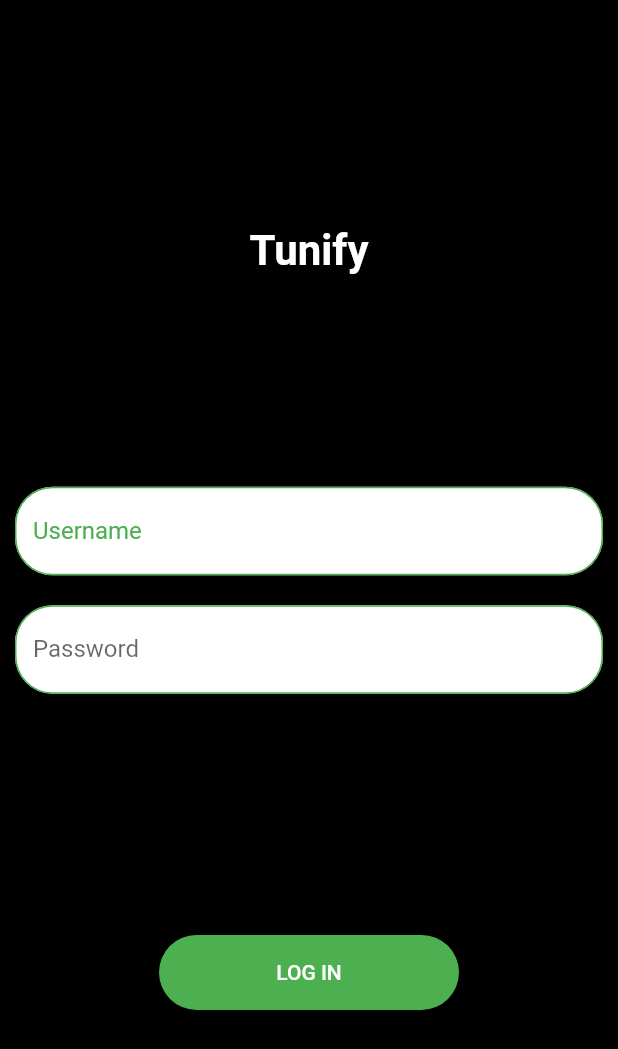
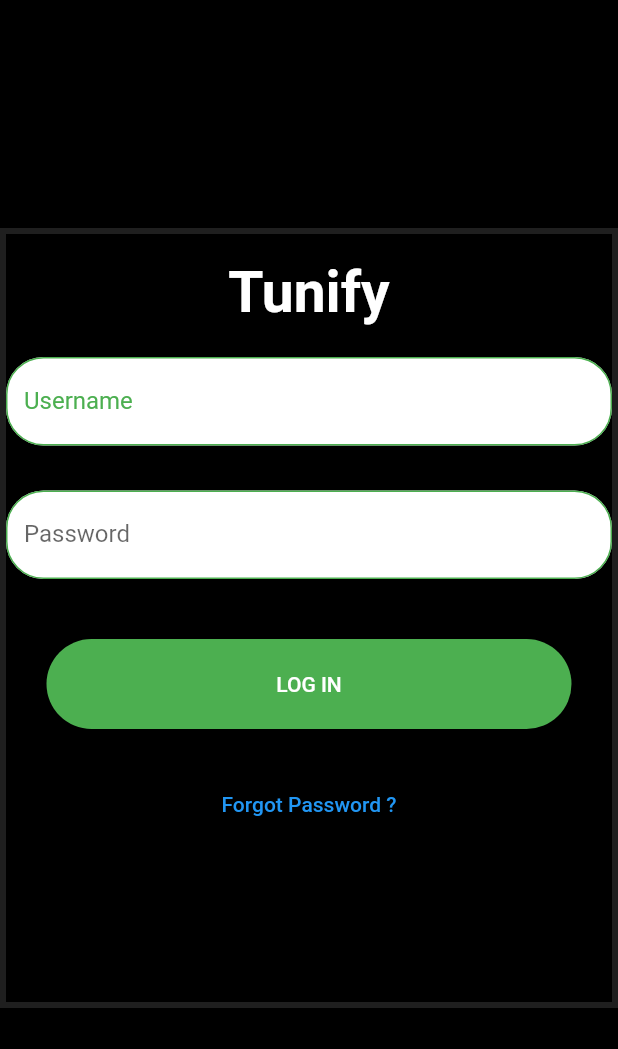
Before and after one commit to Asrat77/tunify, a Flutter app: the screen it shows after launch, on a phone screen of 412 x 824 dp. Shown: the top 1049 px of the screen. Run offline on Flutter 3.47's test engine with Material 2 defaults, Android fonts, the phone set to English and light mode, and no system bars.

Commit message:
update the login screen

```diff
--- a/tunify/lib/ui/screens/login_screen.dart
+++ b/tunify/lib/ui/screens/login_screen.dart
@@ -48,22 +48,18 @@
 
 //                     TextField(
 
-
 //                       decoration: InputDecoration(hintText: "hello",  border: new OutlineInputBorder(
 //                             borderSide: new BorderSide(
 //                               color: Colors.teal,),)
 //     //                          ,fillColor: Colors.green,border: OutlineInputBorder(
 
-
 //     //  borderRadius: BorderRadius.all(
-
 
 //     //      Radius.circular(20.0),
 
 // //     //  ),
 // //      borderSide: BorderSide(color: Colors.green)
 // // ),
-
 
 // ),
 
@@ -107,9 +103,6 @@
 //   }
 // }
 
-
-
-
 import 'package:flutter/material.dart';
 
 class Login_Screen extends StatelessWidget {
@@ -120,29 +113,31 @@ class Login_Screen extends StatelessWidget {
   Widget build(BuildContext context) {
     return Scaffold(
       backgroundColor: Colors.black,
-      body: SafeArea(
-        child: Padding(
-          padding: EdgeInsets.all(10.0),
-          child: Center(
+      body: Center(
+        child: SafeArea(
+          child: Container(
+            decoration: BoxDecoration(border: Border.all(width: 4,color: Colors.white12)),
+            width: 500,
+            height: 520,
+
             child: Column(
-
               crossAxisAlignment: CrossAxisAlignment.center,
-              mainAxisAlignment: MainAxisAlignment.spaceEvenly,
+              mainAxisAlignment: MainAxisAlignment.center,
               children: <Widget>[
+                //  Text('Tunify',style: TextStyle(fontSize: 40.0,color: Colors.white),),
+                //               Text(
 
                 Text(
                   'Tunify',
                   style: TextStyle(
-                    fontSize: 28.0,
+                      height: -1.0,
+                      fontSize: 38.0,
                       fontWeight: FontWeight.bold,
-                    color: Colors.white
+                      color: Colors.white),
                 ),
-                ),
-                Column(
 
-                  children: [
-
-
+                //               ),
+                //               Icon(Icons.music_note,color: Colors.green,),
                 TextField(
                   controller: usernameController,
                   decoration: InputDecoration(
@@ -150,63 +145,60 @@ class Login_Screen extends StatelessWidget {
                       fillColor: Colors.white,
                       enabledBorder: OutlineInputBorder(
                           borderRadius: BorderRadius.circular(25.0),
-                      borderSide: BorderSide(color: Colors.green)
-                    ),
+                          borderSide: BorderSide(color: Colors.green)),
                       border: OutlineInputBorder(
                         borderRadius: BorderRadius.circular(10.0),
                       ),
                       focusedBorder: OutlineInputBorder(
                           borderRadius: BorderRadius.circular(20.0),
-                      borderSide: BorderSide(color: Colors.green)
+                          borderSide: BorderSide(color: Colors.green)),
+                      labelText: 'Username',
+                      labelStyle: TextStyle(color: Colors.green)),
                 ),
-                    labelText: 'Username',labelStyle: TextStyle(color: Colors.green)
-                  ),
-                ),
-                SizedBox(height: 20.0),
+                SizedBox(height: 30.0),
                 TextField(
                   controller: passwordController,
                   decoration: InputDecoration(
-
                     filled: true,
                     fillColor: Colors.white,
                     enabledBorder: OutlineInputBorder(
                         borderRadius: BorderRadius.circular(25.0),
-                      borderSide: BorderSide(color: Colors.green)
-                    ),
+                        borderSide: BorderSide(color: Colors.green)),
                     border: OutlineInputBorder(
-
                       borderRadius: BorderRadius.circular(20.0),
                     ),
                     labelText: 'Password',
                   ),
                   obscureText: true,
-                ), ],
                 ),
                 Column(
                   children: [
-                    SizedBox(height: 20.0),
-
+                    SizedBox(height: 40.0),
                     SizedBox(
-                  width: 200,
-                  height: 50,
+                      width: 350,
+                      height: 60,
                       child: ElevatedButton(
                         style: ElevatedButton.styleFrom(
                           primary: Colors.green,
                           onPrimary: Colors.white,
-
                           shape: RoundedRectangleBorder(
                             borderRadius: BorderRadius.circular(32),
-
                           ),
-
                         ),
                         onPressed: () {
                           // Perform login action here
                         },
                         child: Text('LOG IN'),
                       ),
-                ),  ],
                     ),
+                  ],
+                ),
+                SizedBox(
+                    height: 100,
+                    child: TextButton(
+                      onPressed: () {},
+                      child: Text('Forgot Password ?'),
+                    ))
               ],
             ),
           ),
```
Lines whose indentation alone changed are shown as unchanged.
